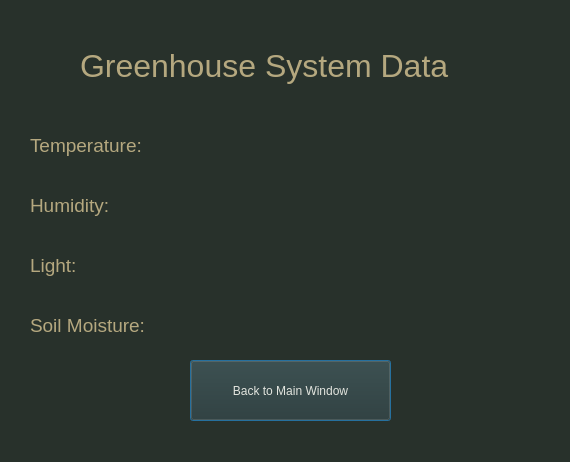
Qt form src/gui/gui/data.ui (sama-samy-ameen/smart_greenhouse_ros2) before a commit.
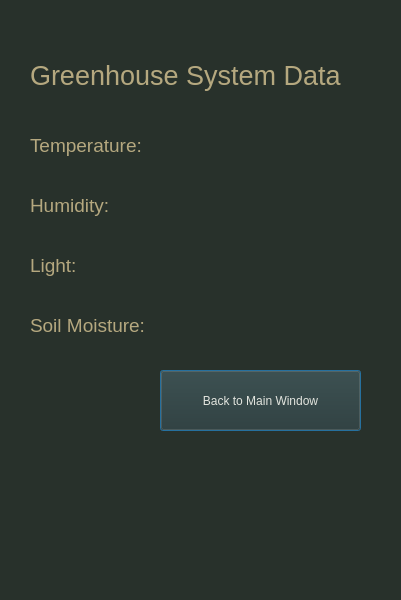
The same form after that commit.

The edit to the form file:
```diff
--- a/src/gui/gui/data.ui
+++ b/src/gui/gui/data.ui
@@ -6,8 +6,8 @@
    <rect>
     <x>0</x>
     <y>0</y>
-    <width>570</width>
-    <height>462</height>
+    <width>401</width>
+    <height>600</height>
    </rect>
   </property>
   <property name="windowTitle">
@@ -19,8 +19,8 @@
   <widget class="QLabel" name="title_label">
    <property name="geometry">
     <rect>
-     <x>80</x>
-     <y>20</y>
+     <x>30</x>
+     <y>30</y>
      <width>421</width>
      <height>91</height>
     </rect>
@@ -28,7 +28,7 @@
    <property name="styleSheet">
     <string notr="true">
 font: 63 oblique 11pt &quot;URW Gothic&quot;;
-font-size:24pt;
+font-size:20pt;
 color: rgb(181, 168, 127);
 </string>
    </property>
@@ -111,8 +111,8 @@
   <widget class="QPushButton" name="data_back_button">
    <property name="geometry">
     <rect>
-     <x>190</x>
-     <y>360</y>
+     <x>160</x>
+     <y>370</y>
      <width>201</width>
      <height>61</height>
     </rect>
```
